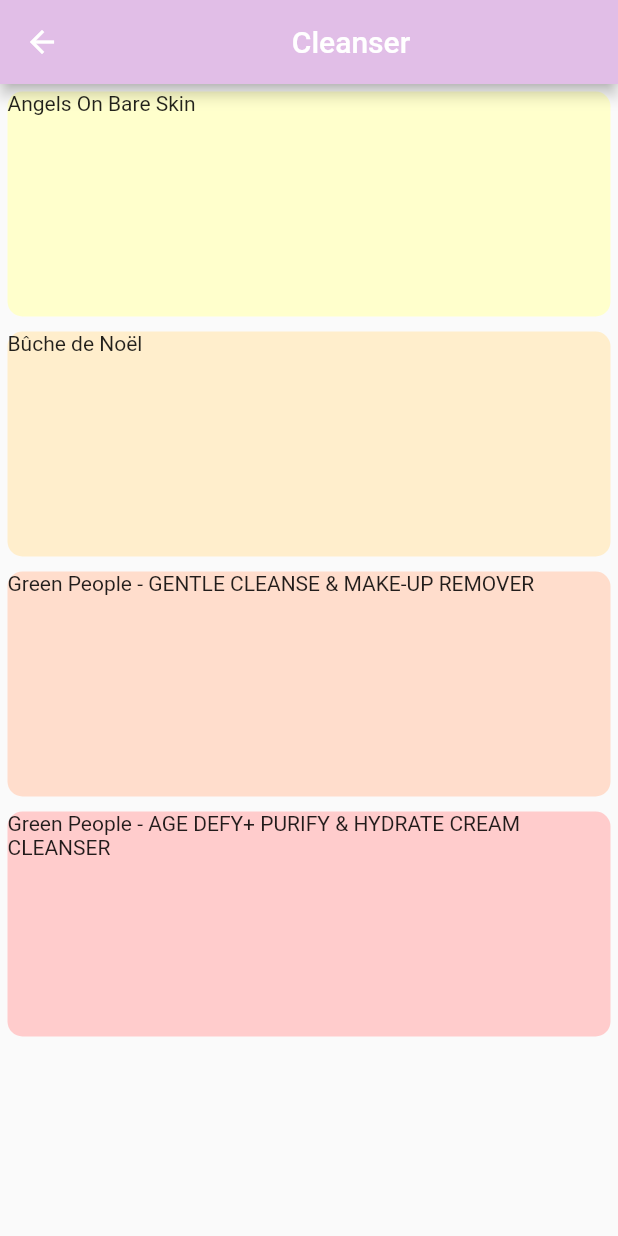
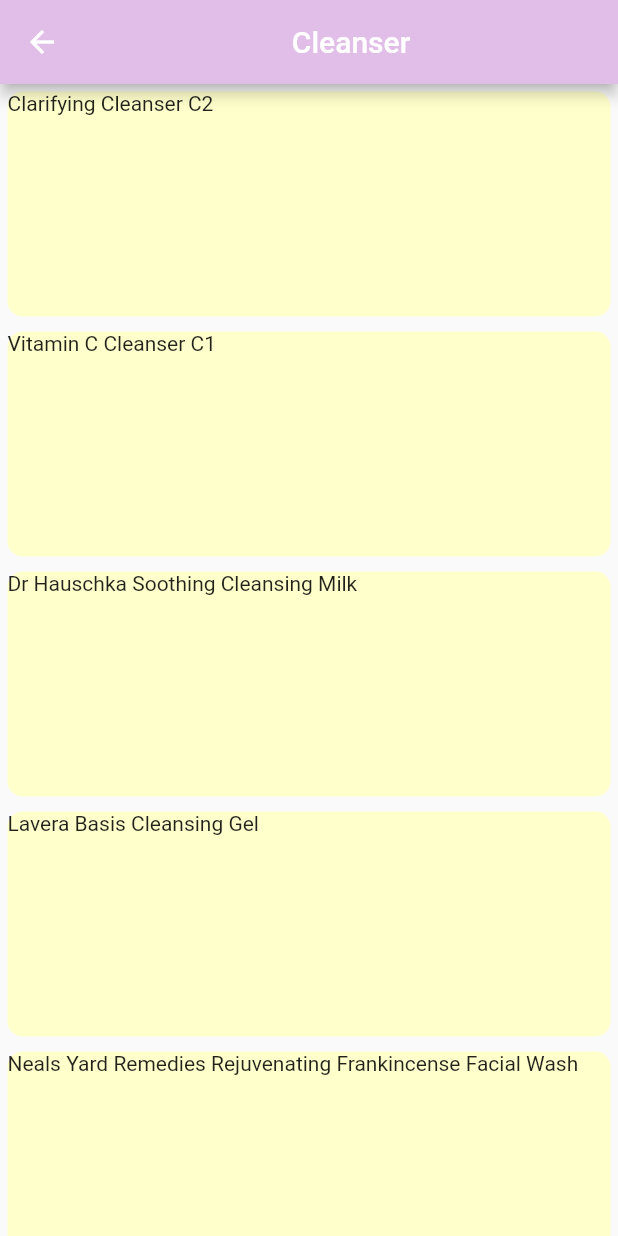
Before and after one commit to martinwjwilson/skincare_app, a Flutter app: the screen it shows after launch, after a tap on "Cleanser", on a phone screen of 412 x 824 dp. Run offline on Flutter 3.47's test engine with Material 2 defaults, Android fonts, the phone set to English and light mode, and no system bars.

Commit message:
added list of test products

```diff
--- a/lib/product.dart
+++ b/lib/product.dart
@@ -68,46 +68,101 @@ class ProductHandler {
 
   List<Product> _productList = [
     Product(
-        productName: 'Angels On Bare Skin',
+        productName:
+            'Clarifying Cleanser C2', //https://www.facetheory.com/collections/cleansers-scrubs-masks/products/clarifying-cleanser-c2
+        categoryName: 'Cleanser',
+        productDescription: 'Sorcha Kelly - I love this cleanser so much',
+        productColour: Color(0xFFFFFFCC)),
+    Product(
+        productName:
+            'Vitamin C Cleanser C1', // https://www.facetheory.com/collections/cleansers-scrubs-masks/products/signature-cleanser-c1
         categoryName: 'Cleanser',
         productDescription:
-            'Lush - 100% natural, this gentle cleanser contains exfoliating ground almonds and calming lavender oil to balance and soothe while effectively cleaning the skin.',
+            'Nicole Prato - Love it! Skin feels so much smoother',
         productColour: Color(0xFFFFFFCC)),
     Product(
-        productName: 'Bûche de Noël',
+        productName:
+            'Dr Hauschka Soothing Cleansing Milk', // https://www.naturisimo.com/products/dr-hauschka-soothing-cleansing-milk
         categoryName: 'Cleanser',
         productDescription:
-            'Lush - A Christmas treat for face and body. With creamy Fair Trade organic cocoa butter, almonds and mandarins this will brighten and hydrate skin.',
-        productColour: Color(0xFFFFEECC)),
+            'Susan L - I have used this product for many years my skin loves it.',
+        productColour: Color(0xFFFFFFCC)),
     Product(
-        productName: 'Green People - GENTLE CLEANSE & MAKE-UP REMOVER',
+        productName:
+            'Lavera Basis Cleansing Gel', // https://www.naturisimo.com/products/lavera-basis-cleansing-gel
         categoryName: 'Cleanser',
         productDescription:
-            'Purifying organic cleanser and make-up remover for all skin types',
-        productColour: Color(0xFFFFDDCC)),
+            'Jo - This is my go to cleanser, when I want to just shower and go. It is non oily, and has a light fragrance. Really good for everyday ease.',
+        productColour: Color(0xFFFFFFCC)),
     Product(
-        productName: 'Green People - AGE DEFY+ PURIFY & HYDRATE CREAM CLEANSER',
+        productName:
+            'Neals Yard Remedies Rejuvenating Frankincense Facial Wash', // https://www.naturisimo.com/products/neals-yard-remedies-rejuvenating-frankincense-facial-wash
         categoryName: 'Cleanser',
         productDescription:
-            'Revive and refresh the complexion with this hydrating cream cleanser, developed to glide over the skin to gently yet effectively remove light make-up and impurities.',
-        productColour: Color(0xFFFFCCCC)),
+            'Janice - Nice for shower and all washing, does not take protective layer of oils off the skin. So much better than any soap or other gel I have used and such natural ingredients.',
+        productColour: Color(0xFFFFFFCC)),
     Product(
-        productName: 'Lush - Tea Tree',
-        categoryName: 'Toner',
+        productName:
+            'kÿra', // https://www.gruum.com/product/kyra-gentle-face-wash/?v=79cba1185463
+        categoryName: 'Cleanser',
+        productDescription: 'None',
+        productColour: Color(0xFFFFFFCC)),
+    Product(
+        productName:
+            'Green People OY Clear Skin Foaming Face Wash', // https://www.naturisimo.com/products/green-people-oy-clear-skin-foaming-face-wash
+        categoryName: 'Cleanser',
         productDescription:
-            'If your skin could use a little extra TLC, try this powerful yet gentle treatment of tea tree oil and aloe vera. Tea tree is known for its antibacterial and antiseptic properties, and helps to combat the bacteria that causes spots. Aloe vera is kind, cooling and wonderfully gentle on the skin. Drop into a bowl of hot water, releasing the steam to open pores and allow the essential oils to be absorbed.',
-        productColour: Color(0xFFFFBBCC)),
+            'Steph - Foams up lovely and leaves the skin feeling fresh and cleansed. I mix it with my powdered face masks for an extra treat. Lovely face wash, would love a bigger bottle! Helps keep acne breakouts to a minimum.',
+        productColour: Color(0xFFFFFFCC)),
     Product(
-        productName: 'Breath of Fresh Air',
-        categoryName: 'Toner',
+        productName:
+            'Gentle Cleanse & Make-up Remover', // https://www.greenpeople.co.uk/products/gentle-cleanse-make-up-remover-150ml
+        categoryName: 'Cleanser',
         productDescription:
-            'This is the most refreshing of all our toner waters, with mineral-rich carrageenan seaweed extract and rose absolute to tone and balance the skin. This is perfect to use as a spritz in the summer to cool down, or any time of year when you want to feel refreshed. Rose absolute will help to reduce redness whilst patchouli oil is cooling and astringent on the skin.',
-        productColour: Color(0xFFFFAACC)),
-    Product(
-        productName: 'Facetheory - CERA-C PORE REDUCING TONER T1',
-        categoryName: 'Toner',
-        productDescription:
-            'A lightweight toner formulated with ceramides and 5% niacinamide (vitamin B3) to balance oil, promote elasticity, and minimise pore size.',
-        productColour: Color(0xFFFFAACC))
+            'Paula F - Thoroughly removes makeup and cleans my face without any soreness at all. I have very sensitive skin and can’t use most cleansers but this is just so soothing and lovely',
+        productColour: Color(0xFFFFFFCC)),
+
+//    Product(
+//        productName: 'Lush - Angels On Bare Skin',
+//        categoryName: 'Cleanser',
+//        productDescription:
+//            'Lush - 100% natural, this gentle cleanser contains exfoliating ground almonds and calming lavender oil to balance and soothe while effectively cleaning the skin.',
+//        productColour: Color(0xFFFFFFCC)),
+//    Product(
+//        productName: 'Lush - Bûche de Noël',
+//        categoryName: 'Cleanser',
+//        productDescription:
+//            'Lush - A Christmas treat for face and body. With creamy Fair Trade organic cocoa butter, almonds and mandarins this will brighten and hydrate skin.',
+//        productColour: Color(0xFFFFEECC)),
+//    Product(
+//        productName: 'Green People - GENTLE CLEANSE & MAKE-UP REMOVER',
+//        categoryName: 'Cleanser',
+//        productDescription:
+//            'Purifying organic cleanser and make-up remover for all skin types',
+//        productColour: Color(0xFFFFDDCC)),
+//    Product(
+//        productName: 'Green People - AGE DEFY+ PURIFY & HYDRATE CREAM CLEANSER',
+//        categoryName: 'Cleanser',
+//        productDescription:
+//            'Revive and refresh the complexion with this hydrating cream cleanser, developed to glide over the skin to gently yet effectively remove light make-up and impurities.',
+//        productColour: Color(0xFFFFCCCC)),
+//    Product(
+//        productName: 'Lush - Tea Tree',
+//        categoryName: 'Toner',
+//        productDescription:
+//            'If your skin could use a little extra TLC, try this powerful yet gentle treatment of tea tree oil and aloe vera. Tea tree is known for its antibacterial and antiseptic properties, and helps to combat the bacteria that causes spots. Aloe vera is kind, cooling and wonderfully gentle on the skin. Drop into a bowl of hot water, releasing the steam to open pores and allow the essential oils to be absorbed.',
+//        productColour: Color(0xFFFFBBCC)),
+//    Product(
+//        productName: 'Lush - Breath of Fresh Air',
+//        categoryName: 'Toner',
+//        productDescription:
+//            'This is the most refreshing of all our toner waters, with mineral-rich carrageenan seaweed extract and rose absolute to tone and balance the skin. This is perfect to use as a spritz in the summer to cool down, or any time of year when you want to feel refreshed. Rose absolute will help to reduce redness whilst patchouli oil is cooling and astringent on the skin.',
+//        productColour: Color(0xFFFFAACC)),
+//    Product(
+//        productName: 'Facetheory - CERA-C PORE REDUCING TONER T1',
+//        categoryName: 'Toner',
+//        productDescription:
+//            'A lightweight toner formulated with ceramides and 5% niacinamide (vitamin B3) to balance oil, promote elasticity, and minimise pore size.',
+//        productColour: Color(0xFFFFAACC))
   ];
 }
--- a/lib/screens/chosen_product_page.dart
+++ b/lib/screens/chosen_product_page.dart
@@ -25,7 +25,11 @@ class _ChosenProjectPageState extends State<ChosenProjectPage> {
 
     List<Widget> layoutWidgets = <Widget>[
       Container(
-        color: Colors.blue,
+        decoration: BoxDecoration(
+            border: Border.all(color: Colors.black), color: Colors.black),
+        child: Image(
+          image: AssetImage('images/generic_cream_image.jpg'),
+        ),
         height: 250,
         margin: EdgeInsets.all(10),
       ),
--- a/pubspec.yaml
+++ b/pubspec.yaml
@@ -23,3 +23,6 @@ dev_dependencies:
 # The following section is specific to Flutter.
 flutter:
   uses-material-design: true
+
+  assets:
+    - images/
```
Also changed, not shown: 1 other file.
